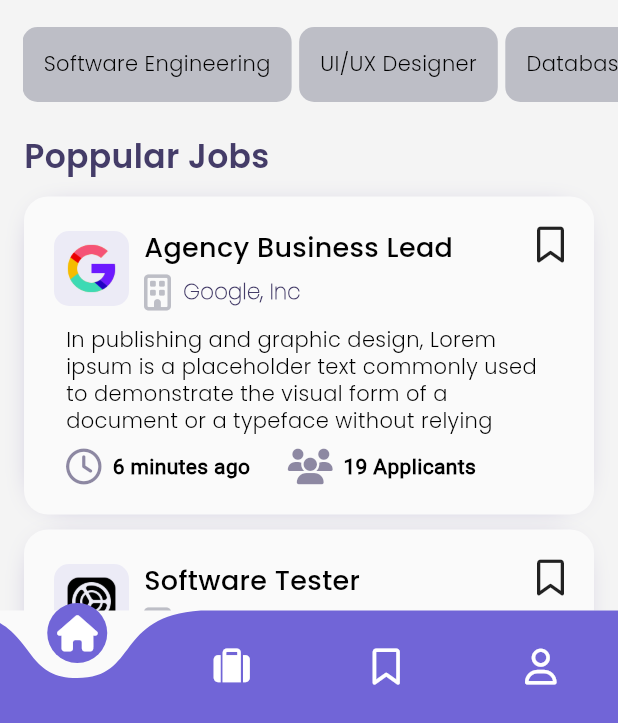
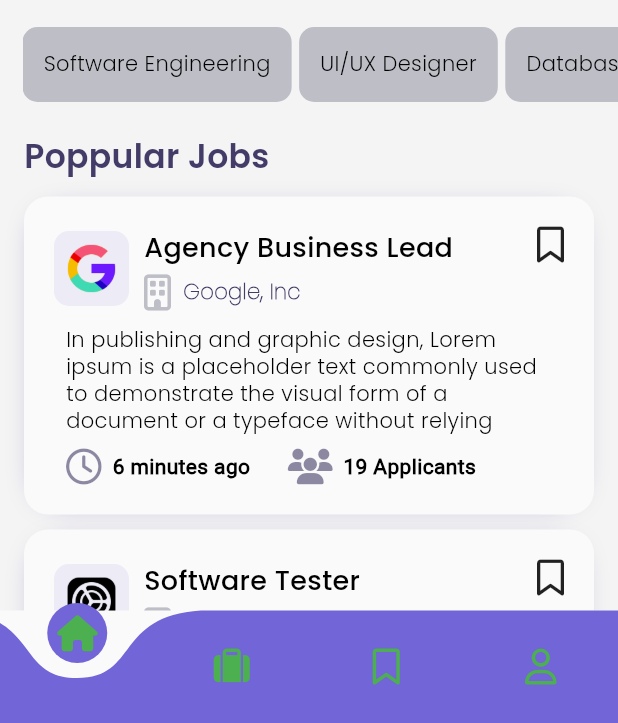
Before and after one commit to MusitafaJeilaniAbdulkadir/Job-Finder-App, a Flutter app: the Home screen opened directly, on a phone screen of 412 x 824 dp, the part 513-1236 px from its top. Run offline on Flutter 3.47's test engine with Material 3 defaults, Android fonts, the phone set to English and light mode, and no system bars; drawn by our look-alikes of curved_navigation_bar; our stand-ins replace flutter_onboarding_slider, font_awesome_flutter, timeago.

Commit message:
Update bottom_navigation_mixin.dart

```diff
--- a/job_portal/lib/mixins/bottom_navigation_mixin.dart
+++ b/job_portal/lib/mixins/bottom_navigation_mixin.dart
@@ -6,9 +6,8 @@ import 'package:font_awesome_flutter/font_awesome_flutter.dart';
 import '../consts/colors.dart';
 
 mixin BottomNavigationBarMixin {
-
-
-   Widget curvedNavigationBar(int currentIndex,{void Function(int)? onClickIndex}) {
+  Widget curvedNavigationBar(int currentIndex,
+      {void Function(int)? onClickIndex}) {
     return CurvedNavigationBar(
       index: currentIndex,
       onTap: onClickIndex,
@@ -18,19 +17,19 @@ mixin BottomNavigationBarMixin {
       items: [
         FaIcon(
           FontAwesomeIcons.house,
-          color: Colors.white,
+          color: Colors.green,
         ),
         FaIcon(
           FontAwesomeIcons.suitcase,
-          color: Colors.white,
+          color: Colors.green,
         ),
         FaIcon(
           FontAwesomeIcons.bookmark,
-          color: Colors.white,
+          color: Colors.green,
         ),
         FaIcon(
           FontAwesomeIcons.user,
-          color: Colors.white,
+          color: Colors.green,
         ),
       ],
     );
```
